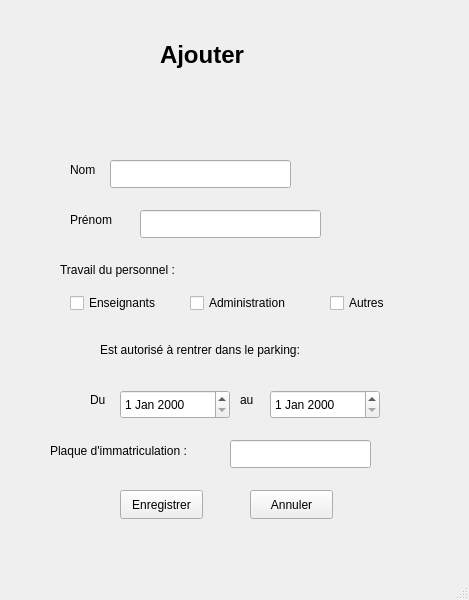
First picture: the form in Projet-IHM-Plaque/mainwindow.ui, repository SomeBoringNerd/ProjectBlackMirror, before the edit.
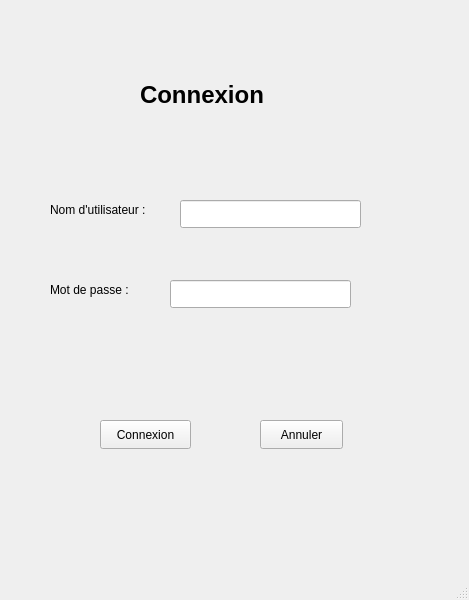
Second picture: the form after the edit. The open tabs and pages were chosen to show the change.

Commit message: Commencement de la page Connexion pour une personne de l'admin

Diff of the .ui file:
```diff
--- a/Projet-IHM-Plaque/mainwindow.ui
+++ b/Projet-IHM-Plaque/mainwindow.ui
@@ -17,8 +17,8 @@
    <widget class="QStackedWidget" name="stackedWidget">
     <property name="geometry">
      <rect>
-      <x>30</x>
-      <y>0</y>
+      <x>20</x>
+      <y>20</y>
       <width>421</width>
       <height>531</height>
      </rect>
@@ -254,7 +254,7 @@
      <widget class="QLabel" name="label_7">
       <property name="geometry">
        <rect>
-        <x>30</x>
+        <x>80</x>
         <y>260</y>
         <width>161</width>
         <height>20</height>
@@ -280,7 +280,7 @@
      <widget class="QCheckBox" name="checkBox_Enseignant_Ajouter">
       <property name="geometry">
        <rect>
-        <x>40</x>
+        <x>70</x>
         <y>290</y>
         <width>111</width>
         <height>26</height>
@@ -293,7 +293,7 @@
      <widget class="QCheckBox" name="checkBox_2_Admin_Ajouter">
       <property name="geometry">
        <rect>
-        <x>160</x>
+        <x>200</x>
         <y>290</y>
         <width>131</width>
         <height>26</height>
@@ -303,19 +303,6 @@
        <string>Administration</string>
       </property>
      </widget>
-     <widget class="QCheckBox" name="checkBox_3_Autres_Ajouter">
-      <property name="geometry">
-       <rect>
-        <x>300</x>
-        <y>290</y>
-        <width>93</width>
-        <height>26</height>
-       </rect>
-      </property>
-      <property name="text">
-       <string>Autres</string>
-      </property>
-     </widget>
      <widget class="QDateEdit" name="dateEdit_ajouter">
       <property name="geometry">
        <rect>
@@ -406,6 +393,93 @@
       </property>
      </widget>
     </widget>
+    <widget class="QWidget" name="page_3">
+     <widget class="QLabel" name="label_9">
+      <property name="geometry">
+       <rect>
+        <x>120</x>
+        <y>50</y>
+        <width>181</width>
+        <height>51</height>
+       </rect>
+      </property>
+      <property name="text">
+       <string>&lt;html&gt;&lt;head/&gt;&lt;body&gt;&lt;p&gt;&lt;span style=&quot; font-size:18pt; font-weight:700;&quot;&gt;Connexion&lt;/span&gt;&lt;/p&gt;&lt;/body&gt;&lt;/html&gt;</string>
+      </property>
+     </widget>
+     <widget class="QLabel" name="label_10">
+      <property name="geometry">
+       <rect>
+        <x>30</x>
+        <y>180</y>
+        <width>141</width>
+        <height>20</height>
+       </rect>
+      </property>
+      <property name="text">
+       <string>Nom d'utilisateur :</string>
+      </property>
+     </widget>
+     <widget class="QLineEdit" name="lineEdit_2_NonUser_Connexion">
+      <property name="geometry">
+       <rect>
+        <x>160</x>
+        <y>180</y>
+        <width>181</width>
+        <height>28</height>
+       </rect>
+      </property>
+     </widget>
+     <widget class="QLabel" name="label_14">
+      <property name="geometry">
+       <rect>
+        <x>30</x>
+        <y>260</y>
+        <width>141</width>
+        <height>20</height>
+       </rect>
+      </property>
+      <property name="text">
+       <string>Mot de passe :</string>
+      </property>
+     </widget>
+     <widget class="QLineEdit" name="lineEdit_2_MotDePasse_Connexion">
+      <property name="geometry">
+       <rect>
+        <x>150</x>
+        <y>260</y>
+        <width>181</width>
+        <height>28</height>
+       </rect>
+      </property>
+     </widget>
+     <widget class="QPushButton" name="pushButton_3_Connexion">
+      <property name="geometry">
+       <rect>
+        <x>80</x>
+        <y>400</y>
+        <width>91</width>
+        <height>29</height>
+       </rect>
+      </property>
+      <property name="text">
+       <string>Connexion</string>
+      </property>
+     </widget>
+     <widget class="QPushButton" name="pushButton_Annuler_Connexion">
+      <property name="geometry">
+       <rect>
+        <x>240</x>
+        <y>400</y>
+        <width>83</width>
+        <height>29</height>
+       </rect>
+      </property>
+      <property name="text">
+       <string>Annuler</string>
+      </property>
+     </widget>
+    </widget>
    </widget>
   </widget>
   <widget class="QMenuBar" name="menubar">
```
The commit also changes 2 other files.
